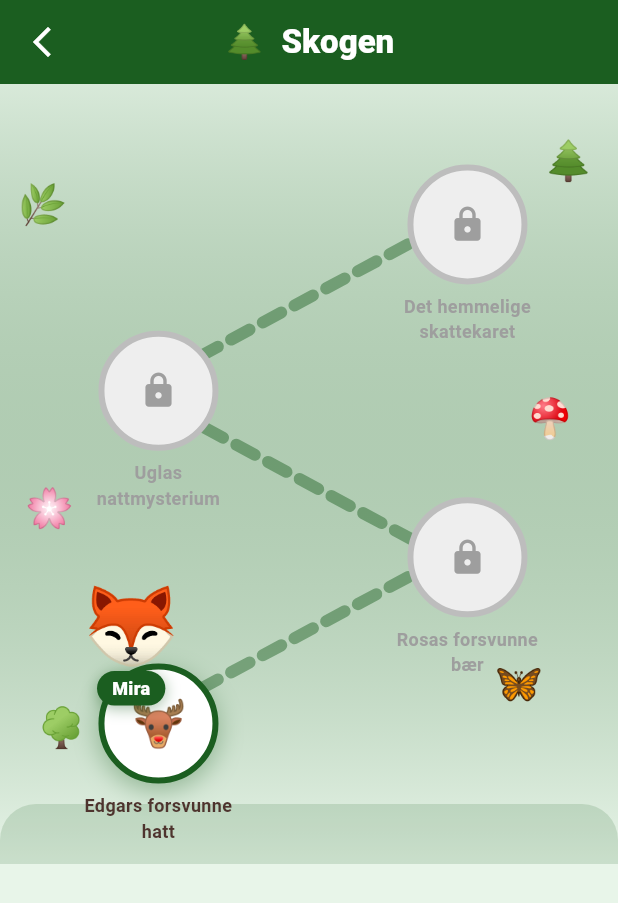
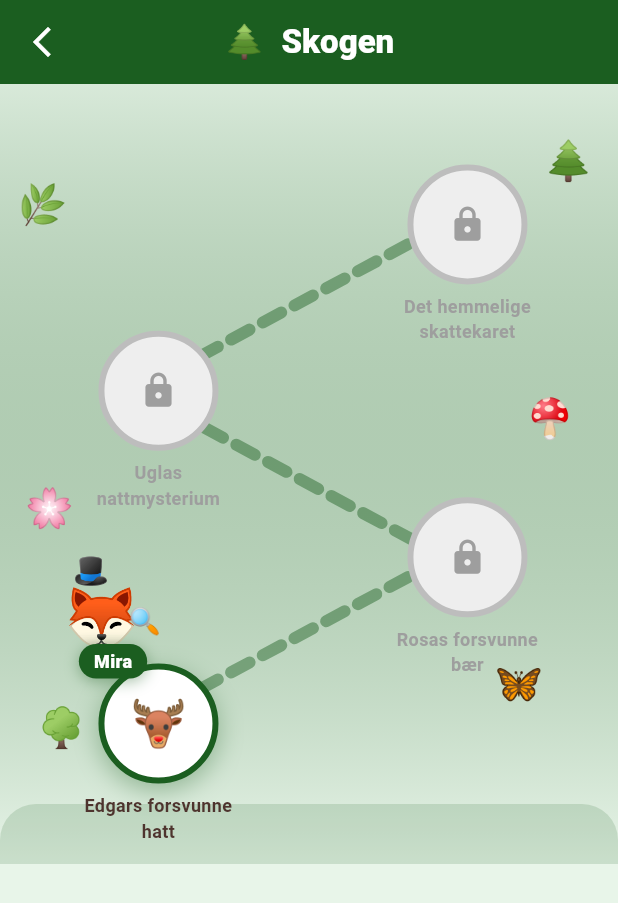
Before and after one commit to Lillemeg83/solid-robot, a Flutter app: the screen it shows after launch, after a tap on "Spill!", after a tap on "Skogen", on a phone screen of 412 x 824 dp. Shown: the top 903 px of the screen. Run offline on Flutter 3.47's test engine with Material 3 defaults, Android fonts, the phone set to English and light mode, and no system bars; our stand-ins replace flutter_riverpod, go_router, shared_preferences.

Commit message:
Add DetectiveFox widget: 🦊+🎩+🔍 composite used throughout app
- New DetectiveFox / AnimatedDetectiveFox widget: stacks fox emoji, top hat, and magnifying glass for a clear detective look
- Home screen: Mira logo is now the full detective fox composition (orange circle)
- Board game map: Mira player marker replaced with animated detective fox
- CharacterDialog avatar: Mira gets the detective fox circle; other characters keep colored circle + emoji
- MysterySceneScreen hero: Mira shows AnimatedDetectiveFox; other characters keep their emoji

```diff
--- a/lib/features/home/home_screen.dart
+++ b/lib/features/home/home_screen.dart
@@ -2,6 +2,7 @@ import 'package:flutter/material.dart';
 import 'package:go_router/go_router.dart';
 import 'package:dyredetektiv/app/theme.dart';
 import 'package:dyredetektiv/widgets/animated_animal.dart';
+import 'package:dyredetektiv/widgets/detective_fox.dart';
 import 'package:dyredetektiv/widgets/dd_button.dart';
 
 class HomeScreen extends StatelessWidget {
@@ -202,26 +203,25 @@ class _LogoSection extends StatelessWidget {
   Widget build(BuildContext context) {
     return Column(
       children: [
-        // Mira — animated bouncing hedgehog
+        // Mira — animated detective fox
         Container(
-          width: 130,
-          height: 130,
+          width: 140,
+          height: 140,
           decoration: BoxDecoration(
-            color: DdTheme.lightGreen.withValues(alpha: 0.2),
+            color: DdTheme.warmOrange.withValues(alpha: 0.12),
             shape: BoxShape.circle,
-            border: Border.all(color: DdTheme.lightGreen, width: 3),
+            border: Border.all(color: DdTheme.warmOrange, width: 3),
             boxShadow: [
               BoxShadow(
-                color: DdTheme.lightGreen.withValues(alpha: 0.3),
-                blurRadius: 20,
+                color: DdTheme.warmOrange.withValues(alpha: 0.25),
+                blurRadius: 22,
                 offset: const Offset(0, 6),
               ),
             ],
           ),
           child: const Center(
-            child: AnimatedAnimal(
-              emoji: '🦊',
-              size: 68,
+            child: AnimatedDetectiveFox(
+              size: 52,
               amplitude: 7,
               bouncy: true,
               period: Duration(milliseconds: 1000),
--- a/lib/features/mystery/mystery_list_screen.dart
+++ b/lib/features/mystery/mystery_list_screen.dart
@@ -8,6 +8,7 @@ import 'package:dyredetektiv/models/mystery.dart';
 import 'package:dyredetektiv/models/world.dart';
 import 'package:dyredetektiv/providers/progress_provider.dart';
 import 'package:dyredetektiv/widgets/animated_animal.dart';
+import 'package:dyredetektiv/widgets/detective_fox.dart';
 
 class MysteryListScreen extends ConsumerWidget {
   final String worldId;
@@ -345,14 +346,13 @@ class _PlayerMira extends StatelessWidget {
   @override
   Widget build(BuildContext context) {
     return Positioned(
-      left: position.dx - 32,
-      top: position.dy - 104,
+      left: position.dx - 45,
+      top: position.dy - 118,
       child: Column(
         mainAxisSize: MainAxisSize.min,
         children: [
-          const AnimatedAnimal(
-            emoji: '🦊',
-            size: 46,
+          const AnimatedDetectiveFox(
+            size: 36,
             amplitude: 6,
             bouncy: true,
             period: Duration(milliseconds: 900),
--- a/lib/features/mystery/mystery_scene_screen.dart
+++ b/lib/features/mystery/mystery_scene_screen.dart
@@ -4,6 +4,7 @@ import 'package:dyredetektiv/app/theme.dart';
 import 'package:dyredetektiv/data/sample_data.dart';
 import 'package:dyredetektiv/widgets/animated_animal.dart';
 import 'package:dyredetektiv/widgets/character_dialog.dart';
+import 'package:dyredetektiv/widgets/detective_fox.dart';
 import 'package:dyredetektiv/widgets/dd_button.dart';
 
 /// Shows the mystery intro: scene description, character speech and clues.
@@ -177,7 +178,14 @@ class _CharacterHero extends StatelessWidget {
               ],
             ),
             child: Center(
-              child: AnimatedAnimal(
+              child: (character.id as String) == 'mira'
+                  ? const AnimatedDetectiveFox(
+                      size: 46,
+                      amplitude: 5,
+                      bouncy: true,
+                      period: Duration(milliseconds: 1100),
+                    )
+                  : AnimatedAnimal(
                       emoji: character.emoji as String,
                       size: 60,
                       amplitude: 5,
--- a/lib/widgets/character_dialog.dart
+++ b/lib/widgets/character_dialog.dart
@@ -2,6 +2,7 @@ import 'package:flutter/material.dart';
 import 'package:dyredetektiv/app/theme.dart';
 import 'package:dyredetektiv/models/character.dart';
 import 'package:dyredetektiv/data/sample_data.dart';
+import 'package:dyredetektiv/widgets/detective_fox.dart';
 
 /// Speech bubble with character emoji — used for intro text and hints.
 class CharacterDialog extends StatelessWidget {
@@ -88,7 +89,24 @@ class _CharacterAvatar extends StatelessWidget {
       height: 70,
       child: Stack(
         children: [
-          // Main circle with initial
+          // Main circle — detective fox for Mira, emoji+initial for others
+          if (character.id == 'mira')
+            Container(
+              width: 70,
+              height: 70,
+              decoration: BoxDecoration(
+                shape: BoxShape.circle,
+                gradient: RadialGradient(
+                  colors: [
+                    DdTheme.warmOrange.withValues(alpha: 0.3),
+                    DdTheme.warmOrange.withValues(alpha: 0.08),
+                  ],
+                ),
+                border: Border.all(color: DdTheme.warmOrange, width: 2.5),
+              ),
+              child: const Center(child: DetectiveFox(size: 28)),
+            )
+          else
             Container(
               width: 70,
               height: 70,
--- /dev/null
+++ b/lib/widgets/detective_fox.dart
@@ -0,0 +1,103 @@
+import 'package:flutter/material.dart';
+
+/// Cute detective fox composed from three emoji:
+/// 🎩 (hat) above + 🦊 (fox body) + 🔍 (magnifying glass) to the right.
+///
+/// [size] controls the fox body font size; hat and glass scale proportionally.
+class DetectiveFox extends StatelessWidget {
+  final double size;
+
+  const DetectiveFox({super.key, this.size = 48});
+
+  @override
+  Widget build(BuildContext context) {
+    final hatSize = size * 0.50;
+    final glassSize = size * 0.44;
+    // Total canvas so nothing clips
+    final totalW = size * 1.65;
+    final totalH = size * 1.72;
+
+    return SizedBox(
+      width: totalW,
+      height: totalH,
+      child: Stack(
+        children: [
+          // 🎩 hat — above and centered over the fox head
+          Positioned(
+            top: 0,
+            left: totalW * 0.08,
+            child: Text('🎩', style: TextStyle(fontSize: hatSize)),
+          ),
+          // 🦊 fox body
+          Positioned(
+            top: totalH * 0.27,
+            left: 0,
+            child: Text('🦊', style: TextStyle(fontSize: size)),
+          ),
+          // 🔍 magnifying glass — lower-right (held in paw)
+          Positioned(
+            top: totalH * 0.52,
+            right: 0,
+            child: Text('🔍', style: TextStyle(fontSize: glassSize)),
+          ),
+        ],
+      ),
+    );
+  }
+}
+
+/// Animated [DetectiveFox] that gently bobs and (optionally) pulses.
+class AnimatedDetectiveFox extends StatefulWidget {
+  final double size;
+  final double amplitude;
+  final Duration period;
+  final bool bouncy;
+
+  const AnimatedDetectiveFox({
+    super.key,
+    this.size = 48,
+    this.amplitude = 7,
+    this.period = const Duration(milliseconds: 1100),
+    this.bouncy = false,
+  });
+
+  @override
+  State<AnimatedDetectiveFox> createState() => _AnimatedDetectiveFoxState();
+}
+
+class _AnimatedDetectiveFoxState extends State<AnimatedDetectiveFox>
+    with SingleTickerProviderStateMixin {
+  late final AnimationController _ctrl;
+  late final Animation<double> _anim;
+
+  @override
+  void initState() {
+    super.initState();
+    _ctrl = AnimationController(vsync: this, duration: widget.period);
+    _anim = CurvedAnimation(parent: _ctrl, curve: Curves.easeInOut);
+    _ctrl.repeat(reverse: true);
+  }
+
+  @override
+  void dispose() {
+    _ctrl.dispose();
+    super.dispose();
+  }
+
+  @override
+  Widget build(BuildContext context) {
+    return AnimatedBuilder(
+      animation: _anim,
+      builder: (_, child) {
+        final t = _anim.value;
+        final dy = (t - 0.5) * 2 * widget.amplitude;
+        final scale = widget.bouncy ? 1.0 + t * 0.08 : 1.0;
+        return Transform.translate(
+          offset: Offset(0, dy),
+          child: Transform.scale(scale: scale, child: child),
+        );
+      },
+      child: DetectiveFox(size: widget.size),
+    );
+  }
+}
```
Lines whose indentation alone changed are shown as unchanged.
